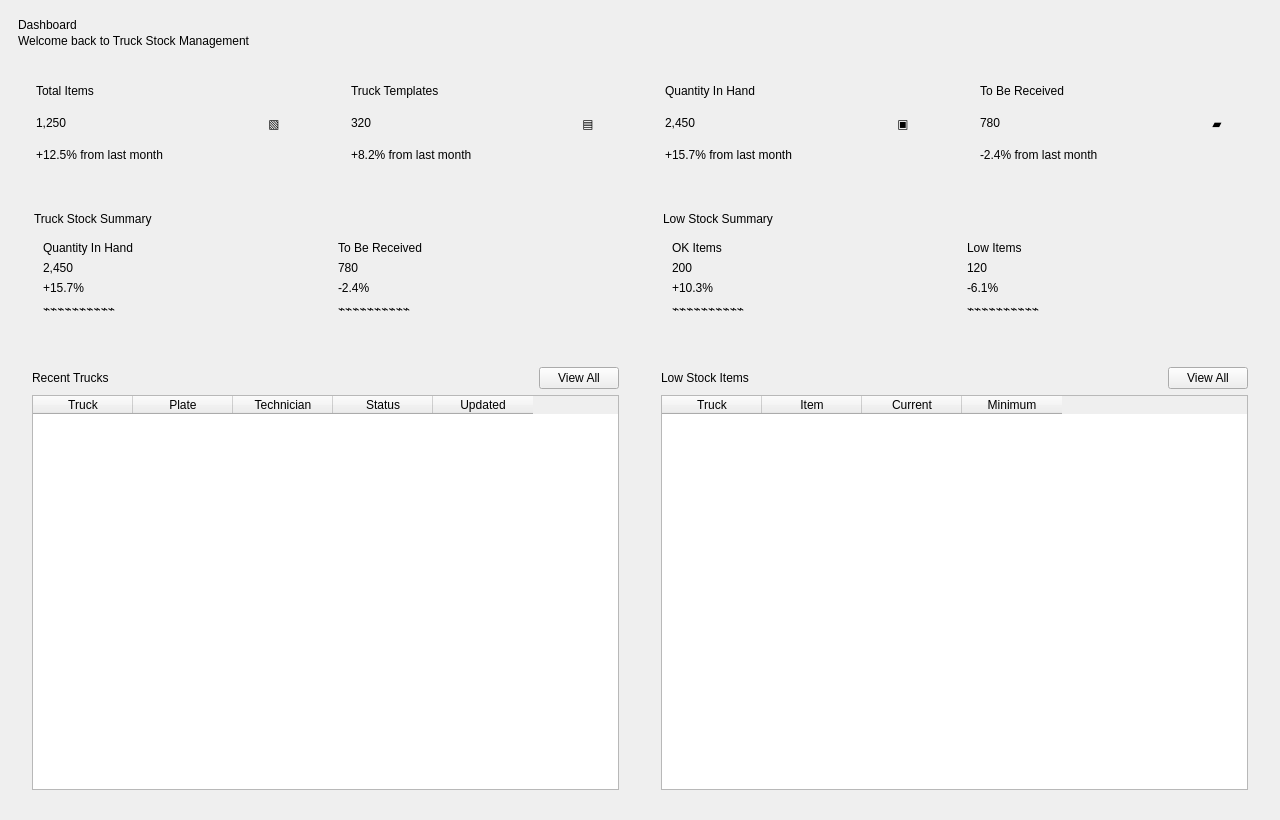
Felipeact/InventoryQtApp, file InventoryQtApp/TruckStockDashboardPage.ui: the form before one commit.
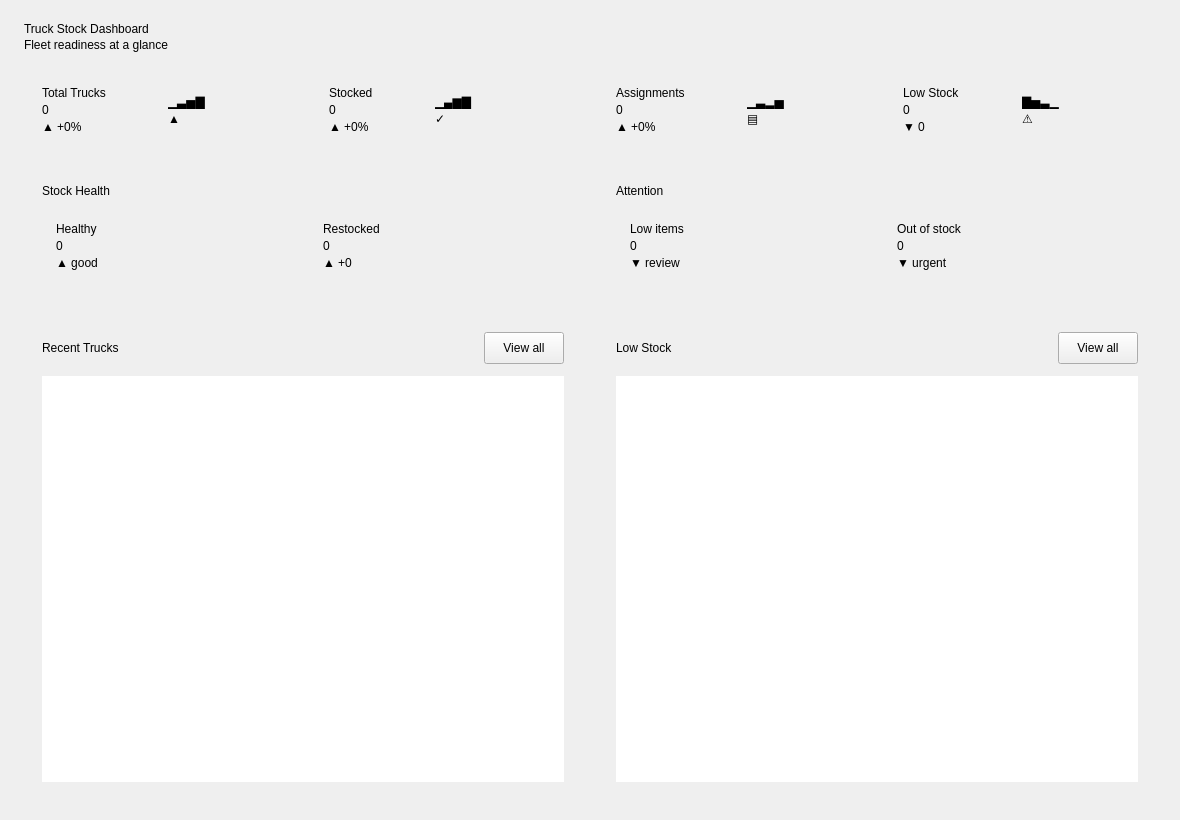
The form after the commit.

Patch:
```diff
--- a/InventoryQtApp/TruckStockDashboardPage.ui
+++ b/InventoryQtApp/TruckStockDashboardPage.ui
@@ -2,726 +2,8 @@
 <ui version="4.0">
  <class>TruckStockDashboardPageClass</class>
  <widget class="QWidget" name="TruckStockDashboardPageClass">
-  <property name="geometry">
-   <rect>
-    <x>0</x>
-    <y>0</y>
-    <width>1280</width>
-    <height>820</height>
-   </rect>
-  </property>
-  <property name="windowTitle">
-   <string>Truck Stock Dashboard</string>
-  </property>
-  <property name="styleSheet">
-   <string notr="true"/>
-  </property>
-  <layout class="QVBoxLayout" name="rootLayout">
-   <property name="spacing">
-    <number>16</number>
-   </property>
-   <property name="leftMargin">
-    <number>18</number>
-   </property>
-   <property name="topMargin">
-    <number>18</number>
-   </property>
-   <property name="rightMargin">
-    <number>18</number>
-   </property>
-   <property name="bottomMargin">
-    <number>18</number>
-   </property>
-   <item>
-    <layout class="QVBoxLayout" name="titleLayout">
-     <property name="spacing">
-      <number>2</number>
-     </property>
-     <item>
-      <widget class="QLabel" name="pageTitle">
-       <property name="text">
-        <string>Dashboard</string>
-       </property>
-      </widget>
-     </item>
-     <item>
-      <widget class="QLabel" name="subtitleLabel">
-       <property name="text">
-        <string>Welcome back to Truck Stock Management</string>
-       </property>
-      </widget>
-     </item>
-    </layout>
-   </item>
-   <item>
-    <layout class="QHBoxLayout" name="metricsLayout">
-     <property name="spacing">
-      <number>14</number>
-     </property>
-     <item>
-      <widget class="QWidget" name="metricCard1" native="true">
-       <property name="minimumSize">
-        <size>
-         <width>0</width>
-         <height>118</height>
-        </size>
-       </property>
-       <layout class="QHBoxLayout" name="metricCardLayout1">
-        <property name="leftMargin">
-         <number>18</number>
-        </property>
-        <property name="topMargin">
-         <number>14</number>
-        </property>
-        <property name="rightMargin">
-         <number>18</number>
-        </property>
-        <property name="bottomMargin">
-         <number>14</number>
-        </property>
-        <item>
-         <layout class="QVBoxLayout" name="metricTextLayout1">
-          <item>
-           <widget class="QLabel" name="metricTitle1">
-            <property name="text">
-             <string>Total Items</string>
-            </property>
-           </widget>
-          </item>
-          <item>
-           <widget class="QLabel" name="metricValue1">
-            <property name="text">
-             <string>1,250</string>
-            </property>
-           </widget>
-          </item>
-          <item>
-           <widget class="QLabel" name="positiveLabel1">
-            <property name="text">
-             <string>+12.5% from last month</string>
-            </property>
-           </widget>
-          </item>
-         </layout>
-        </item>
-        <item>
-         <widget class="QWidget" name="blueIconBox" native="true">
-          <property name="minimumSize">
-           <size>
-            <width>54</width>
-            <height>54</height>
-           </size>
-          </property>
-          <property name="maximumSize">
-           <size>
-            <width>54</width>
-            <height>54</height>
-           </size>
-          </property>
-          <layout class="QVBoxLayout" name="blueIconLayout">
-           <item>
-            <widget class="QLabel" name="blueIconLabel">
-             <property name="text">
-              <string>▧</string>
-             </property>
-             <property name="alignment">
-              <set>Qt::AlignmentFlag::AlignCenter</set>
-             </property>
-            </widget>
-           </item>
-          </layout>
-         </widget>
-        </item>
-       </layout>
-      </widget>
-     </item>
-     <item>
-      <widget class="QWidget" name="metricCard2" native="true">
-       <layout class="QHBoxLayout" name="metricCardLayout2">
-        <property name="leftMargin">
-         <number>18</number>
-        </property>
-        <property name="topMargin">
-         <number>14</number>
-        </property>
-        <property name="rightMargin">
-         <number>18</number>
-        </property>
-        <property name="bottomMargin">
-         <number>14</number>
-        </property>
-        <item>
-         <layout class="QVBoxLayout" name="metricTextLayout2">
-          <item>
-           <widget class="QLabel" name="metricTitle2">
-            <property name="text">
-             <string>Truck Templates</string>
-            </property>
-           </widget>
-          </item>
-          <item>
-           <widget class="QLabel" name="metricValue2">
-            <property name="text">
-             <string>320</string>
-            </property>
-           </widget>
-          </item>
-          <item>
-           <widget class="QLabel" name="positiveLabel2">
-            <property name="text">
-             <string>+8.2% from last month</string>
-            </property>
-           </widget>
-          </item>
-         </layout>
-        </item>
-        <item>
-         <widget class="QWidget" name="blueIconBox2" native="true">
-          <property name="minimumSize">
-           <size>
-            <width>54</width>
-            <height>54</height>
-           </size>
-          </property>
-          <property name="maximumSize">
-           <size>
-            <width>54</width>
-            <height>54</height>
-           </size>
-          </property>
-          <layout class="QVBoxLayout" name="blueIconLayout2">
-           <item>
-            <widget class="QLabel" name="blueIconLabel2">
-             <property name="text">
-              <string>▤</string>
-             </property>
-             <property name="alignment">
-              <set>Qt::AlignmentFlag::AlignCenter</set>
-             </property>
-            </widget>
-           </item>
-          </layout>
-         </widget>
-        </item>
-       </layout>
-      </widget>
-     </item>
-     <item>
-      <widget class="QWidget" name="metricCard3" native="true">
-       <layout class="QHBoxLayout" name="metricCardLayout3">
-        <property name="leftMargin">
-         <number>18</number>
-        </property>
-        <property name="topMargin">
-         <number>14</number>
-        </property>
-        <property name="rightMargin">
-         <number>18</number>
-        </property>
-        <property name="bottomMargin">
-         <number>14</number>
-        </property>
-        <item>
-         <layout class="QVBoxLayout" name="metricTextLayout3">
-          <item>
-           <widget class="QLabel" name="metricTitle3">
-            <property name="text">
-             <string>Quantity In Hand</string>
-            </property>
-           </widget>
-          </item>
-          <item>
-           <widget class="QLabel" name="metricValue3">
-            <property name="text">
-             <string>2,450</string>
-            </property>
-           </widget>
-          </item>
-          <item>
-           <widget class="QLabel" name="positiveLabel3">
-            <property name="text">
-             <string>+15.7% from last month</string>
-            </property>
-           </widget>
-          </item>
-         </layout>
-        </item>
-        <item>
-         <widget class="QWidget" name="greenIconBox" native="true">
-          <property name="minimumSize">
-           <size>
-            <width>54</width>
-            <height>54</height>
-           </size>
-          </property>
-          <property name="maximumSize">
-           <size>
-            <width>54</width>
-            <height>54</height>
-           </size>
-          </property>
-          <layout class="QVBoxLayout" name="greenIconLayout">
-           <item>
-            <widget class="QLabel" name="greenIconLabel">
-             <property name="text">
-              <string>▣</string>
-             </property>
-             <property name="alignment">
-              <set>Qt::AlignmentFlag::AlignCenter</set>
-             </property>
-            </widget>
-           </item>
-          </layout>
-         </widget>
-        </item>
-       </layout>
-      </widget>
-     </item>
-     <item>
-      <widget class="QWidget" name="metricCard4" native="true">
-       <layout class="QHBoxLayout" name="metricCardLayout4">
-        <property name="leftMargin">
-         <number>18</number>
-        </property>
-        <property name="topMargin">
-         <number>14</number>
-        </property>
-        <property name="rightMargin">
-         <number>18</number>
-        </property>
-        <property name="bottomMargin">
-         <number>14</number>
-        </property>
-        <item>
-         <layout class="QVBoxLayout" name="metricTextLayout4">
-          <item>
-           <widget class="QLabel" name="metricTitle4">
-            <property name="text">
-             <string>To Be Received</string>
-            </property>
-           </widget>
-          </item>
-          <item>
-           <widget class="QLabel" name="metricValue4">
-            <property name="text">
-             <string>780</string>
-            </property>
-           </widget>
-          </item>
-          <item>
-           <widget class="QLabel" name="negativeLabel1">
-            <property name="text">
-             <string>-2.4% from last month</string>
-            </property>
-           </widget>
-          </item>
-         </layout>
-        </item>
-        <item>
-         <widget class="QWidget" name="orangeIconBox" native="true">
-          <property name="minimumSize">
-           <size>
-            <width>54</width>
-            <height>54</height>
-           </size>
-          </property>
-          <property name="maximumSize">
-           <size>
-            <width>54</width>
-            <height>54</height>
-           </size>
-          </property>
-          <layout class="QVBoxLayout" name="orangeIconLayout">
-           <item>
-            <widget class="QLabel" name="orangeIconLabel">
-             <property name="text">
-              <string>▰</string>
-             </property>
-             <property name="alignment">
-              <set>Qt::AlignmentFlag::AlignCenter</set>
-             </property>
-            </widget>
-           </item>
-          </layout>
-         </widget>
-        </item>
-       </layout>
-      </widget>
-     </item>
-    </layout>
-   </item>
-   <item>
-    <layout class="QHBoxLayout" name="summaryLayout">
-     <property name="spacing">
-      <number>14</number>
-     </property>
-     <item>
-      <widget class="QWidget" name="itemSummaryCard" native="true">
-       <layout class="QVBoxLayout" name="itemSummaryLayout">
-        <property name="leftMargin">
-         <number>16</number>
-        </property>
-        <property name="topMargin">
-         <number>14</number>
-        </property>
-        <property name="rightMargin">
-         <number>16</number>
-        </property>
-        <property name="bottomMargin">
-         <number>14</number>
-        </property>
-        <item>
-         <widget class="QLabel" name="cardTitle1">
-          <property name="text">
-           <string>Truck Stock Summary</string>
-          </property>
-         </widget>
-        </item>
-        <item>
-         <layout class="QHBoxLayout" name="itemSummaryInnerLayout">
-          <item>
-           <widget class="QWidget" name="miniSummaryBox1" native="true">
-            <layout class="QVBoxLayout" name="miniSummaryLayout1">
-             <item>
-              <widget class="QLabel" name="summarySmallLabel1">
-               <property name="text">
-                <string>Quantity In Hand</string>
-               </property>
-              </widget>
-             </item>
-             <item>
-              <widget class="QLabel" name="summaryValue1">
-               <property name="text">
-                <string>2,450</string>
-               </property>
-              </widget>
-             </item>
-             <item>
-              <widget class="QLabel" name="summaryPositive1">
-               <property name="text">
-                <string>+15.7%</string>
-               </property>
-              </widget>
-             </item>
-             <item>
-              <widget class="QLabel" name="blueSparkline">
-               <property name="text">
-                <string>⌁⌁⌁⌁⌁⌁⌁⌁⌁⌁</string>
-               </property>
-              </widget>
-             </item>
-            </layout>
-           </widget>
-          </item>
-          <item>
-           <widget class="QWidget" name="miniSummaryBox2" native="true">
-            <layout class="QVBoxLayout" name="miniSummaryLayout2">
-             <item>
-              <widget class="QLabel" name="summarySmallLabel2">
-               <property name="text">
-                <string>To Be Received</string>
-               </property>
-              </widget>
-             </item>
-             <item>
-              <widget class="QLabel" name="summaryValue2">
-               <property name="text">
-                <string>780</string>
-               </property>
-              </widget>
-             </item>
-             <item>
-              <widget class="QLabel" name="summaryNegative1">
-               <property name="text">
-                <string>-2.4%</string>
-               </property>
-              </widget>
-             </item>
-             <item>
-              <widget class="QLabel" name="orangeSparkline">
-               <property name="text">
-                <string>⌁⌁⌁⌁⌁⌁⌁⌁⌁⌁</string>
-               </property>
-              </widget>
-             </item>
-            </layout>
-           </widget>
-          </item>
-         </layout>
-        </item>
-       </layout>
-      </widget>
-     </item>
-     <item>
-      <widget class="QWidget" name="assetSummaryCard" native="true">
-       <layout class="QVBoxLayout" name="assetSummaryLayout">
-        <property name="leftMargin">
-         <number>16</number>
-        </property>
-        <property name="topMargin">
-         <number>14</number>
-        </property>
-        <property name="rightMargin">
-         <number>16</number>
-        </property>
-        <property name="bottomMargin">
-         <number>14</number>
-        </property>
-        <item>
-         <widget class="QLabel" name="cardTitle2">
-          <property name="text">
-           <string>Low Stock Summary</string>
-          </property>
-         </widget>
-        </item>
-        <item>
-         <layout class="QHBoxLayout" name="assetSummaryInnerLayout">
-          <item>
-           <widget class="QWidget" name="miniSummaryBox3" native="true">
-            <layout class="QVBoxLayout" name="miniSummaryLayout3">
-             <item>
-              <widget class="QLabel" name="summarySmallLabel3">
-               <property name="text">
-                <string>OK Items</string>
-               </property>
-              </widget>
-             </item>
-             <item>
-              <widget class="QLabel" name="summaryValue3">
-               <property name="text">
-                <string>200</string>
-               </property>
-              </widget>
-             </item>
-             <item>
-              <widget class="QLabel" name="summaryPositive2">
-               <property name="text">
-                <string>+10.3%</string>
-               </property>
-              </widget>
-             </item>
-             <item>
-              <widget class="QLabel" name="greenSparkline">
-               <property name="text">
-                <string>⌁⌁⌁⌁⌁⌁⌁⌁⌁⌁</string>
-               </property>
-              </widget>
-             </item>
-            </layout>
-           </widget>
-          </item>
-          <item>
-           <widget class="QWidget" name="miniSummaryBox4" native="true">
-            <layout class="QVBoxLayout" name="miniSummaryLayout4">
-             <item>
-              <widget class="QLabel" name="summarySmallLabel4">
-               <property name="text">
-                <string>Low Items</string>
-               </property>
-              </widget>
-             </item>
-             <item>
-              <widget class="QLabel" name="summaryValue4">
-               <property name="text">
-                <string>120</string>
-               </property>
-              </widget>
-             </item>
-             <item>
-              <widget class="QLabel" name="summaryNegative2">
-               <property name="text">
-                <string>-6.1%</string>
-               </property>
-              </widget>
-             </item>
-             <item>
-              <widget class="QLabel" name="redSparkline">
-               <property name="text">
-                <string>⌁⌁⌁⌁⌁⌁⌁⌁⌁⌁</string>
-               </property>
-              </widget>
-             </item>
-            </layout>
-           </widget>
-          </item>
-         </layout>
-        </item>
-       </layout>
-      </widget>
-     </item>
-    </layout>
-   </item>
-   <item>
-    <layout class="QHBoxLayout" name="tablesLayout">
-     <property name="spacing">
-      <number>14</number>
-     </property>
-     <item>
-      <widget class="QWidget" name="recentItemsCard" native="true">
-       <layout class="QVBoxLayout" name="recentItemsLayout">
-        <property name="leftMargin">
-         <number>14</number>
-        </property>
-        <property name="topMargin">
-         <number>12</number>
-        </property>
-        <property name="rightMargin">
-         <number>14</number>
-        </property>
-        <property name="bottomMargin">
-         <number>12</number>
-        </property>
-        <item>
-         <layout class="QHBoxLayout" name="recentItemsHeaderLayout">
-          <item>
-           <widget class="QLabel" name="cardTitle3">
-            <property name="text">
-             <string>Recent Trucks</string>
-            </property>
-           </widget>
-          </item>
-          <item>
-           <spacer name="recentItemsHeaderSpacer">
-            <property name="orientation">
-             <enum>Qt::Orientation::Horizontal</enum>
-            </property>
-            <property name="sizeHint" stdset="0">
-             <size>
-              <width>0</width>
-              <height>0</height>
-             </size>
-            </property>
-           </spacer>
-          </item>
-          <item>
-           <widget class="QPushButton" name="viewAllTrucksButton">
-            <property name="text">
-             <string>View All</string>
-            </property>
-           </widget>
-          </item>
-         </layout>
-        </item>
-        <item>
-         <widget class="QTableWidget" name="recentTrucksTable">
-          <property name="rowCount">
-           <number>0</number>
-          </property>
-          <property name="columnCount">
-           <number>5</number>
-          </property>
-          <column>
-           <property name="text">
-            <string>Truck</string>
-           </property>
-          </column>
-          <column>
-           <property name="text">
-            <string>Plate</string>
-           </property>
-          </column>
-          <column>
-           <property name="text">
-            <string>Technician</string>
-           </property>
-          </column>
-          <column>
-           <property name="text">
-            <string>Status</string>
-           </property>
-          </column>
-          <column>
-           <property name="text">
-            <string>Updated</string>
-           </property>
-          </column>
-         </widget>
-        </item>
-       </layout>
-      </widget>
-     </item>
-     <item>
-      <widget class="QWidget" name="lowStockCard" native="true">
-       <layout class="QVBoxLayout" name="lowStockLayout">
-        <property name="leftMargin">
-         <number>14</number>
-        </property>
-        <property name="topMargin">
-         <number>12</number>
-        </property>
-        <property name="rightMargin">
-         <number>14</number>
-        </property>
-        <property name="bottomMargin">
-         <number>12</number>
-        </property>
-        <item>
-         <layout class="QHBoxLayout" name="lowStockHeaderLayout">
-          <item>
-           <widget class="QLabel" name="cardTitle4">
-            <property name="text">
-             <string>Low Stock Items</string>
-            </property>
-           </widget>
-          </item>
-          <item>
-           <spacer name="lowStockHeaderSpacer">
-            <property name="orientation">
-             <enum>Qt::Orientation::Horizontal</enum>
-            </property>
-            <property name="sizeHint" stdset="0">
-             <size>
-              <width>0</width>
-              <height>0</height>
-             </size>
-            </property>
-           </spacer>
-          </item>
-          <item>
-           <widget class="QPushButton" name="viewAllLowStockButton">
-            <property name="text">
-             <string>View All</string>
-            </property>
-           </widget>
-          </item>
-         </layout>
-        </item>
-        <item>
-         <widget class="QTableWidget" name="lowStockTable">
-          <property name="rowCount">
-           <number>0</number>
-          </property>
-          <property name="columnCount">
-           <number>4</number>
-          </property>
-          <column>
-           <property name="text">
-            <string>Truck</string>
-           </property>
-          </column>
-          <column>
-           <property name="text">
-            <string>Item</string>
-           </property>
-          </column>
-          <column>
-           <property name="text">
-            <string>Current</string>
-           </property>
-          </column>
-          <column>
-           <property name="text">
-            <string>Minimum</string>
-           </property>
-          </column>
-         </widget>
-        </item>
-       </layout>
-      </widget>
-     </item>
-    </layout>
-   </item>
-  </layout>
+  <property name="geometry"><rect><x>0</x><y>0</y><width>1180</width><height>820</height></rect></property>
+  <layout class="QVBoxLayout" name="rootLayout"><property name="spacing"><number>18</number></property><property name="leftMargin"><number>24</number></property><property name="topMargin"><number>22</number></property><property name="rightMargin"><number>24</number></property><property name="bottomMargin"><number>22</number></property><item><layout class="QVBoxLayout" name="titleLayout"><property name="spacing"><number>2</number></property><item><widget class="QLabel" name="pageTitle"><property name="text"><string>Truck Stock Dashboard</string></property></widget></item><item><widget class="QLabel" name="subtitleLabel"><property name="text"><string>Fleet readiness at a glance</string></property></widget></item></layout></item><item><layout class="QHBoxLayout" name="metricsLayout"><property name="spacing"><number>16</number></property><item><widget class="QWidget" name="metricCard1" native="true"><property name="sizePolicy"><sizepolicy hsizetype="Expanding" vsizetype="Preferred"><horstretch>1</horstretch><verstretch>0</verstretch></sizepolicy></property><layout class="QHBoxLayout" name="metricCardLayout1"><property name="spacing"><number>12</number></property><property name="leftMargin"><number>18</number></property><property name="topMargin"><number>16</number></property><property name="rightMargin"><number>18</number></property><property name="bottomMargin"><number>16</number></property><item><layout class="QVBoxLayout" name="metricTextLayout1"><property name="spacing"><number>3</number></property><item><widget class="QLabel" name="metricTitle1"><property name="text"><string>Total Trucks</string></property></widget></item><item><widget class="QLabel" name="metricValue1"><property name="text"><string>0</string></property></widget></item><item><widget class="QLabel" name="positiveLabel1"><property name="text"><string>&#9650; +0%</string></property></widget></item></layout></item><item><spacer name="m1Spacer"><property name="orientation"><enum>Qt::Horizontal</enum></property><property name="sizeHint" stdset="0"><size><width>40</width><height>20</height></size></property></spacer></item><item><widget class="QWidget" name="blueIconBox" native="true"><property name="sizePolicy"><sizepolicy hsizetype="Expanding" vsizetype="Preferred"><horstretch>1</horstretch><verstretch>0</verstretch></sizepolicy></property><layout class="QVBoxLayout" name="blueIconLayout"><property name="spacing"><number>2</number></property><property name="leftMargin"><number>10</number></property><property name="topMargin"><number>8</number></property><property name="rightMargin"><number>10</number></property><property name="bottomMargin"><number>8</number></property><item><widget class="QLabel" name="blueSparkline"><property name="text"><string>&#9601;&#9603;&#9605;&#9607;</string></property></widget></item><item><widget class="QLabel" name="blueIconLabel"><property name="text"><string>&#9650;</string></property></widget></item></layout></widget></item></layout></widget></item><item><widget class="QWidget" name="metricCard2" native="true"><property name="sizePolicy"><sizepolicy hsizetype="Expanding" vsizetype="Preferred"><horstretch>1</horstretch><verstretch>0</verstretch></sizepolicy></property><layout class="QHBoxLayout" name="metricCardLayout2"><property name="spacing"><number>12</number></property><property name="leftMargin"><number>18</number></property><property name="topMargin"><number>16</number></property><property name="rightMargin"><number>18</number></property><property name="bottomMargin"><number>16</number></property><item><layout class="QVBoxLayout" name="metricTextLayout2"><property name="spacing"><number>3</number></property><item><widget class="QLabel" name="metricTitle2"><property name="text"><string>Stocked</string></property></widget></item><item><widget class="QLabel" name="metricValue2"><property name="text"><string>0</string></property></widget></item><item><widget class="QLabel" name="positiveLabel2"><property name="text"><string>&#9650; +0%</string></property></widget></item></layout></item><item><spacer name="m2Spacer"><property name="orientation"><enum>Qt::Horizontal</enum></property><property name="sizeHint" stdset="0"><size><width>40</width><height>20</height></size></property></spacer></item><item><widget class="QWidget" name="greenIconBox" native="true"><property name="sizePolicy"><sizepolicy hsizetype="Expanding" vsizetype="Preferred"><horstretch>1</horstretch><verstretch>0</verstretch></sizepolicy></property><layout class="QVBoxLayout" name="greenIconLayout"><property name="spacing"><number>2</number></property><property name="leftMargin"><number>10</number></property><property name="topMargin"><number>8</number></property><property name="rightMargin"><number>10</number></property><property name="bottomMargin"><number>8</number></property><item><widget class="QLabel" name="greenSparkline"><property name="text"><string>&#9601;&#9604;&#9606;&#9607;</string></property></widget></item><item><widget class="QLabel" name="greenIconLabel"><property name="text"><string>&#10003;</string></property></widget></item></layout></widget></item></layout></widget></item><item><widget class="QWidget" name="metricCard3" native="true"><property name="sizePolicy"><sizepolicy hsizetype="Expanding" vsizetype="Preferred"><horstretch>1</horstretch><verstretch>0</verstretch></sizepolicy></property><layout class="QHBoxLayout" name="metricCardLayout3"><property name="spacing"><number>12</number></property><property name="leftMargin"><number>18</number></property><property name="topMargin"><number>16</number></property><property name="rightMargin"><number>18</number></property><property name="bottomMargin"><number>16</number></property><item><layout class="QVBoxLayout" name="metricTextLayout3"><property name="spacing"><number>3</number></property><item><widget class="QLabel" name="metricTitle3"><property name="text"><string>Assignments</string></property></widget></item><item><widget class="QLabel" name="metricValue3"><property name="text"><string>0</string></property></widget></item><item><widget class="QLabel" name="positiveLabel3"><property name="text"><string>&#9650; +0%</string></property></widget></item></layout></item><item><spacer name="m3Spacer"><property name="orientation"><enum>Qt::Horizontal</enum></property><property name="sizeHint" stdset="0"><size><width>40</width><height>20</height></size></property></spacer></item><item><widget class="QWidget" name="orangeIconBox" native="true"><property name="sizePolicy"><sizepolicy hsizetype="Expanding" vsizetype="Preferred"><horstretch>1</horstretch><verstretch>0</verstretch></sizepolicy></property><layout class="QVBoxLayout" name="orangeIconLayout"><property name="spacing"><number>2</number></property><property name="leftMargin"><number>10</number></property><property name="topMargin"><number>8</number></property><property name="rightMargin"><number>10</number></property><property name="bottomMargin"><number>8</number></property><item><widget class="QLabel" name="orangeSparkline"><property name="text"><string>&#9601;&#9603;&#9602;&#9605;</string></property></widget></item><item><widget class="QLabel" name="orangeIconLabel"><property name="text"><string>&#9636;</string></property></widget></item></layout></widget></item></layout></widget></item><item><widget class="QWidget" name="metricCard4" native="true"><property name="sizePolicy"><sizepolicy hsizetype="Expanding" vsizetype="Preferred"><horstretch>1</horstretch><verstretch>0</verstretch></sizepolicy></property><layout class="QHBoxLayout" name="metricCardLayout4"><property name="spacing"><number>12</number></property><property name="leftMargin"><number>18</number></property><property name="topMargin"><number>16</number></property><property name="rightMargin"><number>18</number></property><property name="bottomMargin"><number>16</number></property><item><layout class="QVBoxLayout" name="metricTextLayout4"><property name="spacing"><number>3</number></property><item><widget class="QLabel" name="metricTitle4"><property name="text"><string>Low Stock</string></property></widget></item><item><widget class="QLabel" name="metricValue4"><property name="text"><string>0</string></property></widget></item><item><widget class="QLabel" name="negativeLabel1"><property name="text"><string>&#9660; 0</string></property></widget></item></layout></item><item><spacer name="m4Spacer"><property name="orientation"><enum>Qt::Horizontal</enum></property><property name="sizeHint" stdset="0"><size><width>40</width><height>20</height></size></property></spacer></item><item><widget class="QWidget" name="blueIconBox2" native="true"><property name="sizePolicy"><sizepolicy hsizetype="Expanding" vsizetype="Preferred"><horstretch>1</horstretch><verstretch>0</verstretch></sizepolicy></property><layout class="QVBoxLayout" name="blueIconLayout2"><property name="spacing"><number>2</number></property><property name="leftMargin"><number>10</number></property><property name="topMargin"><number>8</number></property><property name="rightMargin"><number>10</number></property><property name="bottomMargin"><number>8</number></property><item><widget class="QLabel" name="redSparkline"><property name="text"><string>&#9607;&#9605;&#9603;&#9601;</string></property></widget></item><item><widget class="QLabel" name="blueIconLabel2"><property name="text"><string>&#9888;</string></property></widget></item></layout></widget></item></layout></widget></item></layout></item><item><layout class="QHBoxLayout" name="summaryLayout"><property name="spacing"><number>16</number></property><item><widget class="QWidget" name="itemSummaryCard" native="true"><property name="sizePolicy"><sizepolicy hsizetype="Expanding" vsizetype="Preferred"><horstretch>1</horstretch><verstretch>0</verstretch></sizepolicy></property><layout class="QVBoxLayout" name="itemSummaryLayout"><property name="spacing"><number>12</number></property><property name="leftMargin"><number>18</number></property><property name="topMargin"><number>16</number></property><property name="rightMargin"><number>18</number></property><property name="bottomMargin"><number>16</number></property><item><widget class="QLabel" name="cardTitle1"><property name="text"><string>Stock Health</string></property></widget></item><item><layout class="QHBoxLayout" name="itemSummaryInnerLayout"><property name="spacing"><number>12</number></property><item><widget class="QWidget" name="miniSummaryBox1" native="true"><property name="sizePolicy"><sizepolicy hsizetype="Expanding" vsizetype="Preferred"><horstretch>1</horstretch><verstretch>0</verstretch></sizepolicy></property><layout class="QVBoxLayout" name="miniSummaryLayout1"><property name="spacing"><number>3</number></property><property name="leftMargin"><number>14</number></property><property name="topMargin"><number>12</number></property><property name="rightMargin"><number>14</number></property><property name="bottomMargin"><number>12</number></property><item><widget class="QLabel" name="summarySmallLabel1"><property name="text"><string>Healthy</string></property></widget></item><item><widget class="QLabel" name="summaryValue1"><property name="text"><string>0</string></property></widget></item><item><widget class="QLabel" name="summaryPositive1"><property name="text"><string>&#9650; good</string></property></widget></item></layout></widget></item><item><widget class="QWidget" name="miniSummaryBox2" native="true"><property name="sizePolicy"><sizepolicy hsizetype="Expanding" vsizetype="Preferred"><horstretch>1</horstretch><verstretch>0</verstretch></sizepolicy></property><layout class="QVBoxLayout" name="miniSummaryLayout2"><property name="spacing"><number>3</number></property><property name="leftMargin"><number>14</number></property><property name="topMargin"><number>12</number></property><property name="rightMargin"><number>14</number></property><property name="bottomMargin"><number>12</number></property><item><widget class="QLabel" name="summarySmallLabel2"><property name="text"><string>Restocked</string></property></widget></item><item><widget class="QLabel" name="summaryValue2"><property name="text"><string>0</string></property></widget></item><item><widget class="QLabel" name="summaryPositive2"><property name="text"><string>&#9650; +0</string></property></widget></item></layout></widget></item></layout></item></layout></widget></item><item><widget class="QWidget" name="assetSummaryCard" native="true"><property name="sizePolicy"><sizepolicy hsizetype="Expanding" vsizetype="Preferred"><horstretch>1</horstretch><verstretch>0</verstretch></sizepolicy></property><layout class="QVBoxLayout" name="assetSummaryLayout"><property name="spacing"><number>12</number></property><property name="leftMargin"><number>18</number></property><property name="topMargin"><number>16</number></property><property name="rightMargin"><number>18</number></property><property name="bottomMargin"><number>16</number></property><item><widget class="QLabel" name="cardTitle2"><property name="text"><string>Attention</string></property></widget></item><item><layout class="QHBoxLayout" name="assetSummaryInnerLayout"><property name="spacing"><number>12</number></property><item><widget class="QWidget" name="miniSummaryBox3" native="true"><property name="sizePolicy"><sizepolicy hsizetype="Expanding" vsizetype="Preferred"><horstretch>1</horstretch><verstretch>0</verstretch></sizepolicy></property><layout class="QVBoxLayout" name="miniSummaryLayout3"><property name="spacing"><number>3</number></property><property name="leftMargin"><number>14</number></property><property name="topMargin"><number>12</number></property><property name="rightMargin"><number>14</number></property><property name="bottomMargin"><number>12</number></property><item><widget class="QLabel" name="summarySmallLabel3"><property name="text"><string>Low items</string></property></widget></item><item><widget class="QLabel" name="summaryValue3"><property name="text"><string>0</string></property></widget></item><item><widget class="QLabel" name="summaryNegative1"><property name="text"><string>&#9660; review</string></property></widget></item></layout></widget></item><item><widget class="QWidget" name="miniSummaryBox4" native="true"><property name="sizePolicy"><sizepolicy hsizetype="Expanding" vsizetype="Preferred"><horstretch>1</horstretch><verstretch>0</verstretch></sizepolicy></property><layout class="QVBoxLayout" name="miniSummaryLayout4"><property name="spacing"><number>3</number></property><property name="leftMargin"><number>14</number></property><property name="topMargin"><number>12</number></property><property name="rightMargin"><number>14</number></property><property name="bottomMargin"><number>12</number></property><item><widget class="QLabel" name="summarySmallLabel4"><property name="text"><string>Out of stock</string></property></widget></item><item><widget class="QLabel" name="summaryValue4"><property name="text"><string>0</string></property></widget></item><item><widget class="QLabel" name="summaryNegative2"><property name="text"><string>&#9660; urgent</string></property></widget></item></layout></widget></item></layout></item></layout></widget></item></layout></item><item><layout class="QHBoxLayout" name="tablesLayout"><property name="spacing"><number>16</number></property><item><widget class="QWidget" name="recentItemsCard" native="true"><property name="sizePolicy"><sizepolicy hsizetype="Expanding" vsizetype="Preferred"><horstretch>1</horstretch><verstretch>0</verstretch></sizepolicy></property><layout class="QVBoxLayout" name="recentItemsLayout"><property name="spacing"><number>12</number></property><property name="leftMargin"><number>18</number></property><property name="topMargin"><number>16</number></property><property name="rightMargin"><number>18</number></property><property name="bottomMargin"><number>16</number></property><item><layout class="QHBoxLayout" name="recentItemsHeaderLayout"><property name="spacing"><number>8</number></property><item><widget class="QLabel" name="cardTitle3"><property name="text"><string>Recent Trucks</string></property></widget></item><item><spacer name="recentItemsHeaderSpacer"><property name="orientation"><enum>Qt::Horizontal</enum></property><property name="sizeHint" stdset="0"><size><width>40</width><height>20</height></size></property></spacer></item><item><widget class="QPushButton" name="viewAllTrucksButton"><property name="minimumSize"><size><width>0</width><height>32</height></size></property><property name="cursor"><cursorShape>PointingHandCursor</cursorShape></property><property name="text"><string>View all</string></property></widget></item></layout></item><item><widget class="QTableWidget" name="recentTrucksTable"><property name="frameShape"><enum>QFrame::NoFrame</enum></property><property name="editTriggers"><set>QAbstractItemView::NoEditTriggers</set></property><property name="selectionBehavior"><enum>QAbstractItemView::SelectRows</enum></property><property name="showGrid"><bool>false</bool></property><attribute name="horizontalHeaderStretchLastSection"><bool>true</bool></attribute><attribute name="verticalHeaderVisible"><bool>false</bool></attribute></widget></item></layout></widget></item><item><widget class="QWidget" name="lowStockCard" native="true"><property name="sizePolicy"><sizepolicy hsizetype="Expanding" vsizetype="Preferred"><horstretch>1</horstretch><verstretch>0</verstretch></sizepolicy></property><layout class="QVBoxLayout" name="lowStockLayout"><property name="spacing"><number>12</number></property><property name="leftMargin"><number>18</number></property><property name="topMargin"><number>16</number></property><property name="rightMargin"><number>18</number></property><property name="bottomMargin"><number>16</number></property><item><layout class="QHBoxLayout" name="lowStockHeaderLayout"><property name="spacing"><number>8</number></property><item><widget class="QLabel" name="cardTitle4"><property name="text"><string>Low Stock</string></property></widget></item><item><spacer name="lowStockHeaderSpacer"><property name="orientation"><enum>Qt::Horizontal</enum></property><property name="sizeHint" stdset="0"><size><width>40</width><height>20</height></size></property></spacer></item><item><widget class="QPushButton" name="viewAllLowStockButton"><property name="minimumSize"><size><width>0</width><height>32</height></size></property><property name="cursor"><cursorShape>PointingHandCursor</cursorShape></property><property name="text"><string>View all</string></property></widget></item></layout></item><item><widget class="QTableWidget" name="lowStockTable"><property name="frameShape"><enum>QFrame::NoFrame</enum></property><property name="editTriggers"><set>QAbstractItemView::NoEditTriggers</set></property><property name="selectionBehavior"><enum>QAbstractItemView::SelectRows</enum></property><property name="showGrid"><bool>false</bool></property><attribute name="horizontalHeaderStretchLastSection"><bool>true</bool></attribute><attribute name="verticalHeaderVisible"><bool>false</bool></attribute></widget></item></layout></widget></item></layout></item></layout>
  </widget>
  <resources/>
  <connections/>
```
